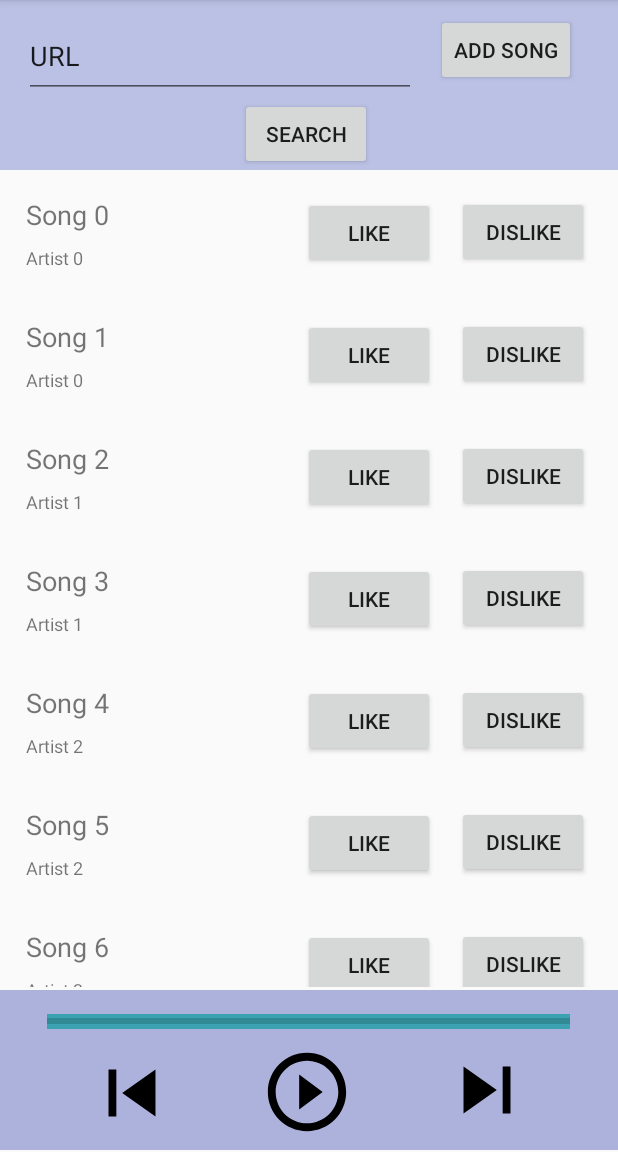
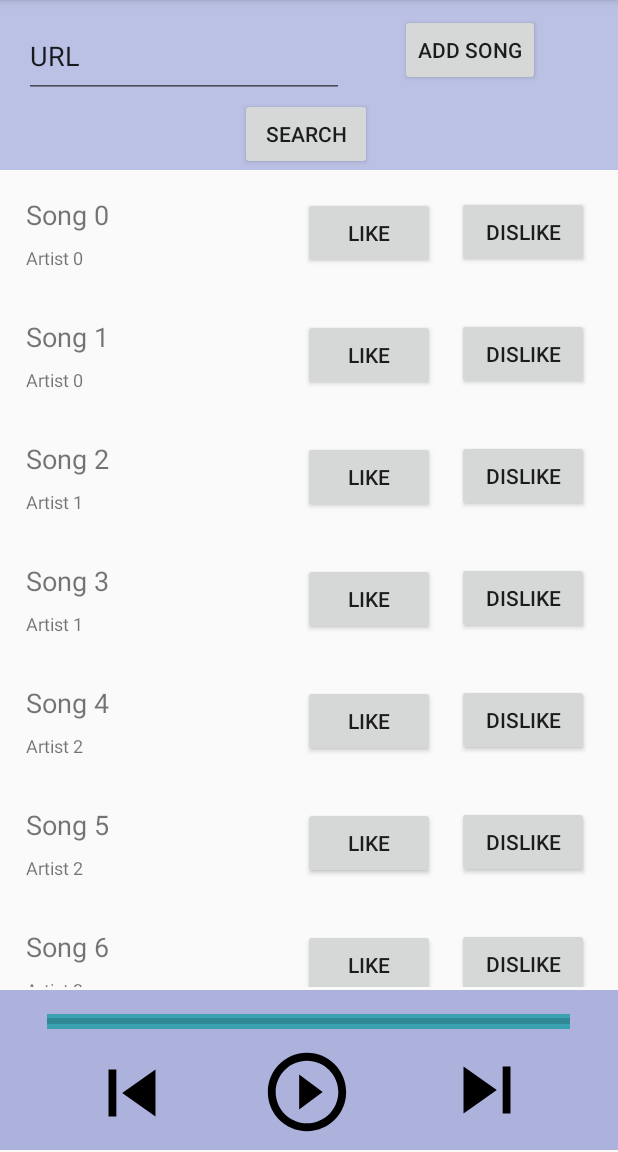
Before and after one commit to maxfieldforsythe/GroupQ, an Android app: the fragment QueueFragment placed in its activity, on a phone screen of 412 x 824 dp, the part 84-1236 px from its top. Run offline under Robolectric (Android 15) with nearby library versions, the phone set to English and light mode, and no system bars.

Commit message:
Changed URL bar size to wrap

```diff
--- a/app/src/main/res/layout/queue_screen.xml
+++ b/app/src/main/res/layout/queue_screen.xml
@@ -30,7 +30,7 @@
 
         <EditText
             android:id="@+id/url_edit_text"
-            android:layout_width="261dp"
+            android:layout_width="wrap_content"
             android:layout_height="56dp"
             android:layout_marginStart="16dp"
             android:layout_marginTop="9dp"
```
